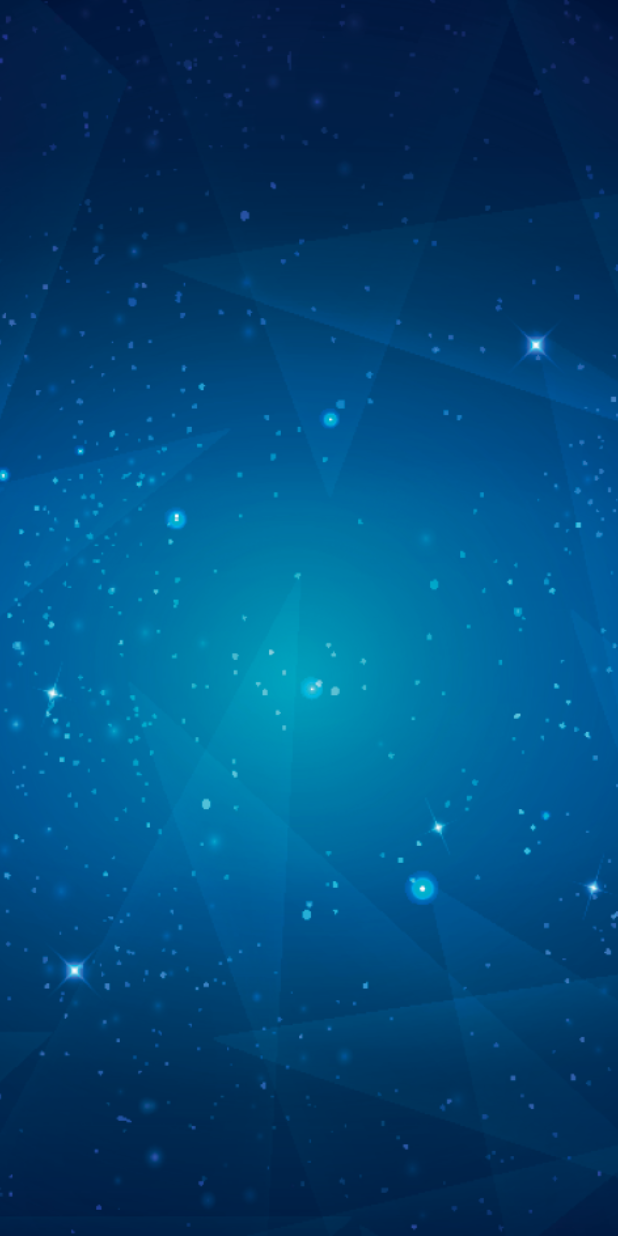
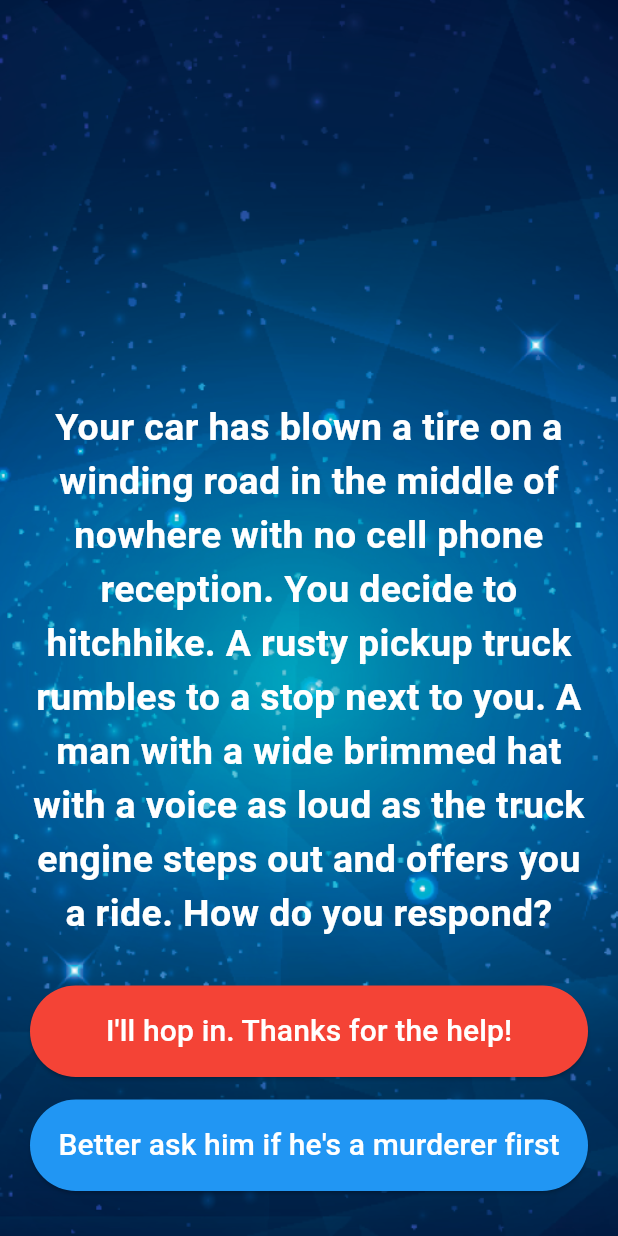
Before and after one commit to Mudasir-Rahman/second_challenge, a Flutter app: the screen it shows after launch, on a phone screen of 412 x 824 dp. Run offline on Flutter 3.47's test engine with Material 3 defaults, Android fonts, the phone set to English and light mode, and no system bars.

Commit message:
second challenge start

```diff
--- a/lib/main.dart
+++ b/lib/main.dart
@@ -2,17 +2,104 @@ import 'package:flutter/material.dart';
 import 'package:second_boss/story_brain.dart';
 
 void main() {
-  runApp(MyApp());
+  runApp(const DistiniApp()); // ✅ Added const
 }
 
-class MyApp extends StatelessWidget {
+class DistiniApp extends StatelessWidget {
+  const DistiniApp({super.key});
+
   @override
   Widget build(BuildContext context) {
     return MaterialApp(
       debugShowCheckedModeBanner: false,
-      title: 'Flutter Demo',
+      title: 'Distini',
       theme: ThemeData(primarySwatch: Colors.blue),
-      home: StoryBrain(),
+      home: const StoryPage(),
     );
   }
 }
+
+class StoryPage extends StatefulWidget {
+  const StoryPage({super.key});
+
+  @override
+  State<StoryPage> createState() => _StoryPageState();
+}
+
+class _StoryPageState extends State<StoryPage> {
+  // ✅ Use final to prevent accidental reassignment
+  final StoryBrain storyBrain = StoryBrain();
+
+  @override
+  Widget build(BuildContext context) {
+    return Scaffold(
+      body: Container(
+        decoration: const BoxDecoration(
+          image: DecorationImage(
+            image: AssetImage('assets/background.png'),
+            fit: BoxFit.cover,
+          ),
+        ),
+        child: SafeArea(
+          child: Padding(
+            padding: const EdgeInsets.symmetric(
+              vertical: 30.0,
+              horizontal: 20.0,
+            ),
+            child: Column(
+              // ✅ Pushes text/buttons to the bottom
+              mainAxisAlignment: MainAxisAlignment.end,
+              children: [
+                Text(
+                  storyBrain.storyText,
+                  style: const TextStyle(
+                    fontSize: 25.0,
+                    color: Colors.white,
+                    fontWeight: FontWeight.bold,
+                  ),
+                  textAlign: TextAlign.center,
+                ),
+                const SizedBox(height: 30.0),
+
+                // ✅ Choice 1 Button
+                _buildChoiceButton(storyBrain.choice1Text, Colors.red, 1),
+                const SizedBox(height: 15.0),
+
+                // ✅ Choice 2 Button (only shows if text exists)
+                if (storyBrain.choice2Text.isNotEmpty)
+                  _buildChoiceButton(storyBrain.choice2Text, Colors.blue, 2),
+              ],
+            ),
+          ),
+        ),
+      ),
+    );
+  }
+
+  // ✅ Reusable button builder
+  Widget _buildChoiceButton(String text, Color color, int choiceNumber) {
+    return SizedBox(
+      width: double.infinity,
+      child: ElevatedButton(
+        onPressed: () {
+          setState(() {
+            // ✅ Handle restart vs next story
+            if (text == 'Restart') {
+              storyBrain.reset();
+            } else {
+              storyBrain.nextStory(choiceNumber);
+            }
+          });
+        },
+        style: ElevatedButton.styleFrom(
+          backgroundColor: color,
+          padding: const EdgeInsets.symmetric(vertical: 16.0),
+        ),
+        child: Text(
+          text, // ✅ Now correctly matches the button's purpose
+          style: const TextStyle(fontSize: 20.0, color: Colors.white),
+        ),
+      ),
+    );
+  }
+}
--- a/lib/story.dart
+++ b/lib/story.dart
@@ -3,7 +3,7 @@ class Story {
   final String choice1;
   final String choice2;
 
-  const Story({
+   Story({
     required this.storyTitle,
     required this.choice1,
     required this.choice2,
--- a/lib/story_brain.dart
+++ b/lib/story_brain.dart
@@ -1,7 +1,7 @@
-import 'package:flutter/material.dart';
 import 'package:second_boss/story.dart';
 
-class StoryBrain extends StatefulWidget {
+class StoryBrain {
+  int _storyNumber = 0;
   final List<Story> _storyData = [
     Story(
       storyTitle:
@@ -40,24 +40,22 @@ class StoryBrain extends StatefulWidget {
     ),
   ];
 
-  StoryBrain({super.key});
+  String get storyText => _storyData[_storyNumber].storyTitle;
+  String get choice1Text => _storyData[_storyNumber].choice1;
+  String get choice2Text => _storyData[_storyNumber].choice2;
+  bool get isChoice2Visible => choice2Text.isNotEmpty;
 
-  @override
-  State<StoryBrain> createState() => _StoryBrainState();
+  void nextStory(int choiceNumber) {
+    if (_storyNumber == 0) {
+      _storyNumber = choiceNumber == 1 ? 1 : 2;
+    } else if (_storyNumber == 1) {
+      _storyNumber = choiceNumber == 1 ? 3 : 4;
+    } else if (_storyNumber == 2) {
+      _storyNumber = choiceNumber == 1 ? 5 : 4;
+    } else {
+      reset();
+    }
+  }
+
+  void reset() => _storyNumber = 0;
 }
-
-class _StoryBrainState extends State<StoryBrain> {
-  @override
-  Widget build(BuildContext context) {
-    return Scaffold(
-      body: Container(
-        decoration: const BoxDecoration(
-          image: DecorationImage(
-            image: AssetImage('assets/background.png'),
-            fit: BoxFit.cover,
-          ),
-        ),
-      ),
-    );
-  }
-}
```
